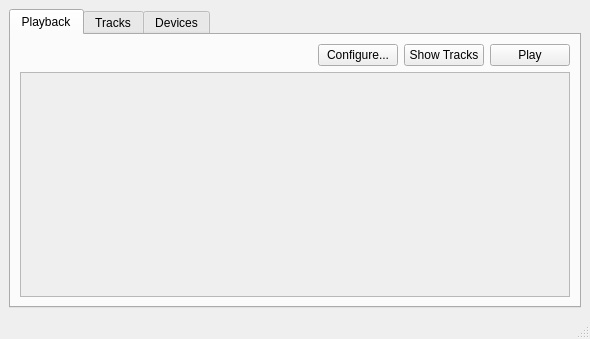
adamtnash/komrade-karaoke, file src/nata-beats-gui/mainwindow.ui: the form before one commit.
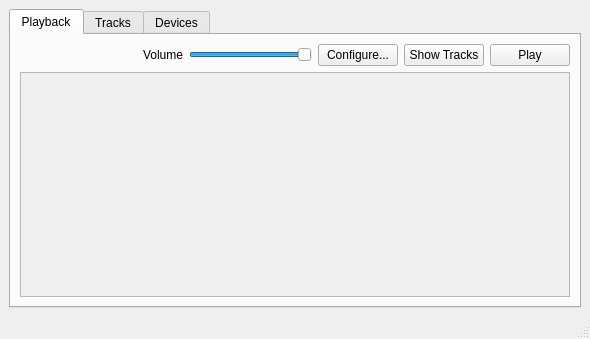
The form after the commit.

The edit to the form file:
```diff
--- a/src/nata-beats-gui/mainwindow.ui
+++ b/src/nata-beats-gui/mainwindow.ui
@@ -40,6 +40,26 @@
             </property>
            </spacer>
           </item>
+          <item>
+           <widget class="QLabel" name="label_5">
+            <property name="text">
+             <string>Volume</string>
+            </property>
+           </widget>
+          </item>
+          <item>
+           <widget class="QSlider" name="hs_volume">
+            <property name="maximum">
+             <number>100</number>
+            </property>
+            <property name="value">
+             <number>100</number>
+            </property>
+            <property name="orientation">
+             <enum>Qt::Horizontal</enum>
+            </property>
+           </widget>
+          </item>
           <item>
            <widget class="QPushButton" name="pb_configurePlayback">
             <property name="text">
```
